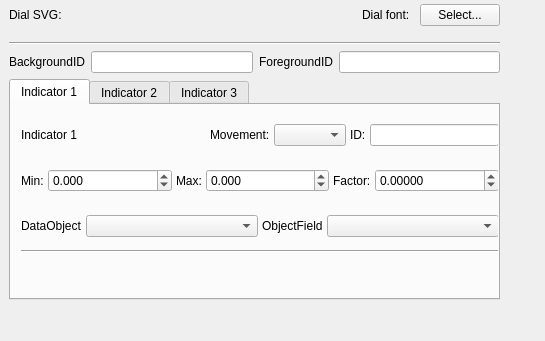
Qt form ground/openpilotgcs/src/plugins/dial/dialgadgetoptionspage.ui (openpilot/OpenPilot) before a commit.
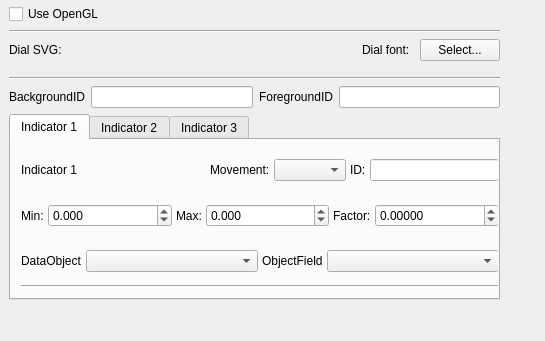
The same form after that commit. Custom widgets are drawn as their Qt base class.

Commit message: Added OpenGL option to the "Dial" and "LinearDial" plugins.

Patch:
```diff
--- a/ground/openpilotgcs/src/plugins/dial/dialgadgetoptionspage.ui
+++ b/ground/openpilotgcs/src/plugins/dial/dialgadgetoptionspage.ui
@@ -28,7 +28,7 @@
      <height>311</height>
     </rect>
    </property>
-   <layout class="QVBoxLayout" name="verticalLayout" stretch="0,0,0,0">
+   <layout class="QVBoxLayout" name="verticalLayout" stretch="0,0,0,0,0,0">
     <property name="sizeConstraint">
      <enum>QLayout::SetMinimumSize</enum>
     </property>
@@ -44,6 +44,24 @@
     <property name="bottomMargin">
      <number>10</number>
     </property>
+    <item>
+     <layout class="QHBoxLayout" name="horizontalLayout_12">
+      <item>
+       <widget class="QCheckBox" name="useOpenGL">
+        <property name="text">
+         <string>Use OpenGL</string>
+        </property>
+       </widget>
+      </item>
+     </layout>
+    </item>
+    <item>
+     <widget class="Line" name="line_3">
+      <property name="orientation">
+       <enum>Qt::Horizontal</enum>
+      </property>
+     </widget>
+    </item>
     <item>
      <layout class="QHBoxLayout" name="horizontalLayout" stretch="0,0,0,0">
       <property name="spacing">
```
The commit also changes 15 other files.
